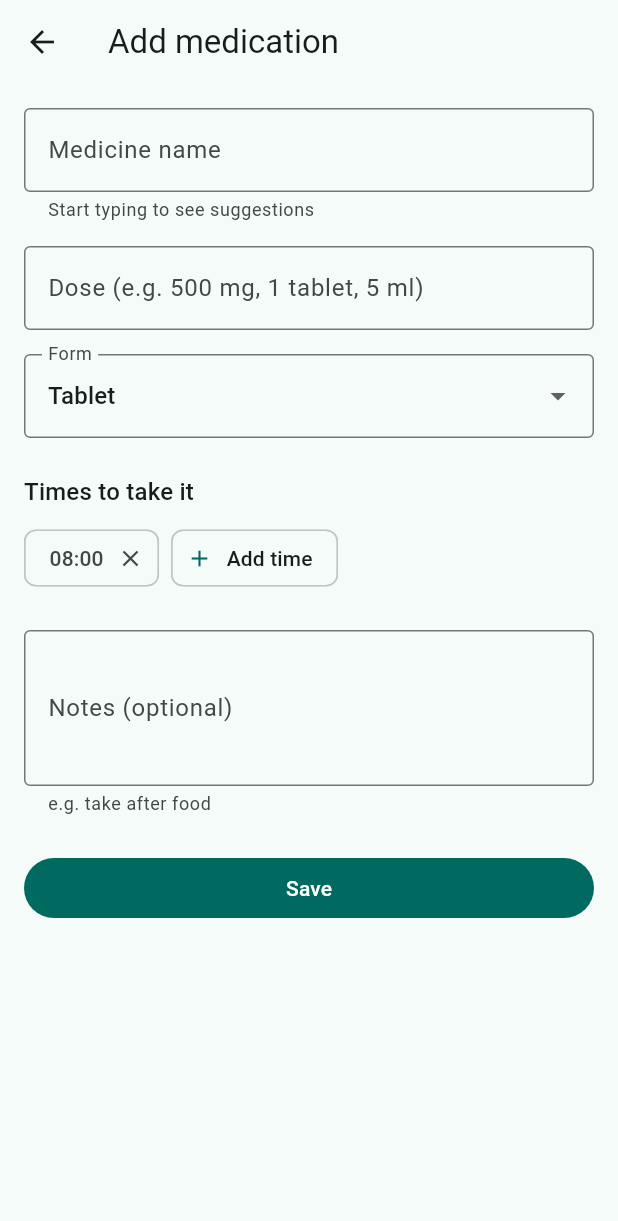
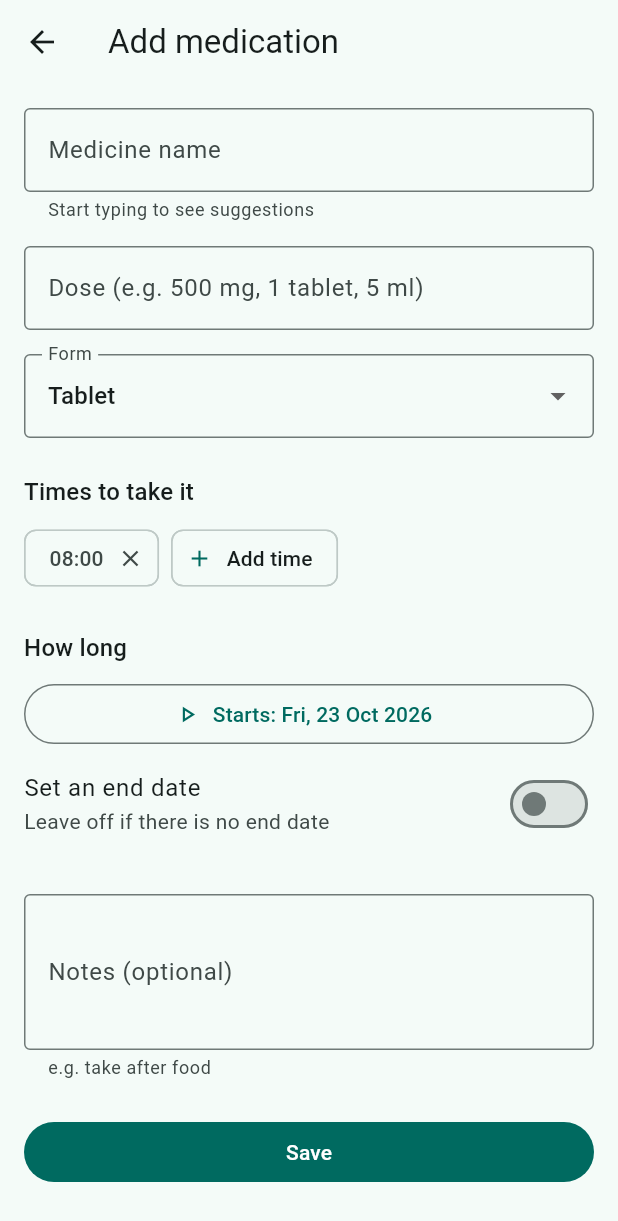
Before and after one commit to yoadin/MedTrack, a Flutter app: the screen it shows once a user with an empty profile is signed in, item 2 of the bottom bar chosen, after a tap on "Add medication", on a phone screen of 412 x 824 dp. Shown: the top 1221 px of the screen. Run offline on Flutter 3.47's test engine with Material 3 defaults, Android fonts, the phone set to English and light mode, and no system bars; our stand-ins replace cloud_firestore, firebase_auth, firebase_core, flutter_local_notifications, timezone; accounts and stored records are empty; project files that could hold a hidden picture were left out.

Commit message:
Enhance medication management with start and end date features, including date pickers and validation. Update notification scheduling for medications with end dates. Refactor home and today screens for better medication display and filtering.

```diff
--- a/lib/screens/add_medication_screen.dart
+++ b/lib/screens/add_medication_screen.dart
@@ -2,9 +2,10 @@ import 'dart:convert';
 
 import 'package:flutter/material.dart';
 import 'package:flutter/services.dart' show rootBundle;
-import 'package:medtrack/services/medication_service.dart';
 
-import '../models/medication.dart'; // add to the imports
+import '../models/medication.dart';
+import '../services/medication_service.dart';
+import '../utils/format.dart';
 
 class AddMedicationScreen extends StatefulWidget {
   final Medication? medication; // null = adding, not null = editing
@@ -36,13 +37,22 @@ class _AddMedicationScreenState extends State<AddMedicationScreen> {
   String _form = _forms.first;
   final List<String> _times = ['08:00'];
 
-  @override
+  late DateTime _start;
+  late DateTime _end;
+  bool _hasEnd = false;
+
   bool get _isEdit => widget.medication != null;
+
+  DateTime _dateOnly(DateTime d) => DateTime(d.year, d.month, d.day);
 
   @override
   void initState() {
     super.initState();
     _loadNames();
+
+    var start = _dateOnly(DateTime.now());
+    DateTime? end;
+
     final med = widget.medication;
     if (med != null) {
       _dose.text = med.dose;
@@ -53,7 +63,14 @@ class _AddMedicationScreenState extends State<AddMedicationScreen> {
           ..clear()
           ..addAll(med.times);
       }
+      start = med.startDate ??
+          (med.createdAt != null ? _dateOnly(med.createdAt!) : start);
+      end = med.endDate;
     }
+
+    _start = start;
+    _hasEnd = end != null;
+    _end = end ?? DateTime(start.year, start.month, start.day + 6);
   }
 
   Future<void> _loadNames() async {
@@ -87,18 +104,53 @@ class _AddMedicationScreenState extends State<AddMedicationScreen> {
     }
   }
 
+  Future<void> _pickStart() async {
+    final picked = await showDatePicker(
+      context: context,
+      initialDate: _start,
+      firstDate: DateTime(2020),
+      lastDate: DateTime.now().add(const Duration(days: 365 * 5)),
+    );
+    if (picked == null) return;
+    setState(() {
+      _start = _dateOnly(picked);
+      if (_end.isBefore(_start)) _end = _start;
+    });
+  }
+
+  Future<void> _pickEnd() async {
+    final picked = await showDatePicker(
+      context: context,
+      initialDate: _end.isBefore(_start) ? _start : _end,
+      firstDate: _start,
+      lastDate: DateTime.now().add(const Duration(days: 365 * 5)),
+    );
+    if (picked == null) return;
+    setState(() => _end = _dateOnly(picked));
+  }
+
   void _save() {
     if (!_formKey.currentState!.validate()) return;
     if (_times.isEmpty) {
-      ScaffoldMessenger.of(
-        context,
-      ).showSnackBar(const SnackBar(content: Text('Add at least one time.')));
+      ScaffoldMessenger.of(context).showSnackBar(
+        const SnackBar(content: Text('Add at least one time.')),
+      );
       return;
     }
+    if (_hasEnd && _end.isBefore(_start)) {
+      ScaffoldMessenger.of(context).showSnackBar(
+        const SnackBar(
+            content: Text('The end date cannot be before the start date.')),
+      );
+      return;
+    }
+
+    final name = _nameCtrl!.text.trim();
+    final times = List<String>.from(_times);
+    final endDate = _hasEnd ? _end : null;
+
     // Not awaited on purpose: Firestore saves to the phone right away and
     // syncs later, so this also works with a poor connection.
-    final name = _nameCtrl!.text.trim();
-    final times = List<String>.from(_times);
     final Future<void> write = _isEdit
         ? _service.update(
             widget.medication!.id,
@@ -107,6 +159,8 @@ class _AddMedicationScreenState extends State<AddMedicationScreen> {
             form: _form,
             times: times,
             notes: _notes.text.trim(),
+            startDate: _start,
+            endDate: endDate,
           )
         : _service.add(
             name: name,
@@ -114,9 +168,10 @@ class _AddMedicationScreenState extends State<AddMedicationScreen> {
             form: _form,
             times: times,
             notes: _notes.text.trim(),
+            startDate: _start,
+            endDate: endDate,
           );
     write.catchError((Object e) => debugPrint('Save failed: $e'));
-
     Navigator.pop(context);
   }
 
@@ -132,13 +187,14 @@ class _AddMedicationScreenState extends State<AddMedicationScreen> {
           padding: const EdgeInsets.all(16),
           children: [
             Autocomplete<String>(
-              initialValue: TextEditingValue(
-                text: widget.medication?.name ?? '',
-              ),
+              initialValue:
+                  TextEditingValue(text: widget.medication?.name ?? ''),
               optionsBuilder: (value) {
                 final q = value.text.trim().toLowerCase();
                 if (q.length < 2) return const Iterable<String>.empty();
-                return _names.where((n) => n.toLowerCase().contains(q)).take(8);
+                return _names
+                    .where((n) => n.toLowerCase().contains(q))
+                    .take(8);
               },
               fieldViewBuilder: (context, controller, focusNode, onSubmit) {
                 _nameCtrl = controller;
@@ -181,10 +237,8 @@ class _AddMedicationScreenState extends State<AddMedicationScreen> {
               onChanged: (v) => setState(() => _form = v ?? _form),
             ),
             const SizedBox(height: 24),
-            Text(
-              'Times to take it',
-              style: Theme.of(context).textTheme.titleMedium,
-            ),
+            Text('Times to take it',
+                style: Theme.of(context).textTheme.titleMedium),
             const SizedBox(height: 8),
             Wrap(
               spacing: 8,
@@ -202,6 +256,33 @@ class _AddMedicationScreenState extends State<AddMedicationScreen> {
                 ),
               ],
             ),
+            const SizedBox(height: 24),
+            Text('How long', style: Theme.of(context).textTheme.titleMedium),
+            const SizedBox(height: 8),
+            SizedBox(
+              width: double.infinity,
+              child: OutlinedButton.icon(
+                onPressed: _pickStart,
+                icon: const Icon(Icons.play_arrow_outlined),
+                label: Text('Starts: ${formatDate(_start)}'),
+              ),
+            ),
+            SwitchListTile(
+              contentPadding: EdgeInsets.zero,
+              title: const Text('Set an end date'),
+              subtitle: const Text('Leave off if there is no end date'),
+              value: _hasEnd,
+              onChanged: (v) => setState(() => _hasEnd = v),
+            ),
+            if (_hasEnd)
+              SizedBox(
+                width: double.infinity,
+                child: OutlinedButton.icon(
+                  onPressed: _pickEnd,
+                  icon: const Icon(Icons.event),
+                  label: Text('Ends: ${formatDate(_end)} (last day)'),
+                ),
+              ),
             const SizedBox(height: 24),
             TextFormField(
               controller: _notes,
--- a/lib/screens/home_screen.dart
+++ b/lib/screens/home_screen.dart
@@ -6,6 +6,7 @@ import 'package:flutter/material.dart';
 import '../models/medication.dart';
 import '../services/medication_service.dart';
 import '../services/notification_service.dart';
+import '../utils/format.dart';
 import 'add_medication_screen.dart';
 
 class HomeScreen extends StatefulWidget {
@@ -68,6 +69,60 @@ class _HomeScreenState extends State<HomeScreen> {
     }
   }
 
+  String? _rangeText(Medication med) {
+    if (med.hasEnded) return 'Ended ${formatDate(med.endDate!)}';
+    if (med.startsLater) return 'Starts ${formatDate(med.startDate!)}';
+    if (med.endDate != null) return 'Until ${formatDate(med.endDate!)}';
+    return null;
+  }
+
+  Widget _medCard(Medication med, {bool finished = false}) {
+    final scheme = Theme.of(context).colorScheme;
+    final details =
+        [med.dose, med.form].where((s) => s.isNotEmpty).join(' · ');
+    final range = _rangeText(med);
+
+    return Card(
+      child: ListTile(
+        onTap: () => Navigator.push(
+          context,
+          MaterialPageRoute(
+            builder: (_) => AddMedicationScreen(medication: med),
+          ),
+        ),
+        leading: Icon(
+          Icons.medication_outlined,
+          color: finished ? scheme.onSurfaceVariant : null,
+        ),
+        title: Text(med.name),
+        subtitle: Column(
+          crossAxisAlignment: CrossAxisAlignment.start,
+          children: [
+            if (details.isNotEmpty) Text(details),
+            if (range != null) Text(range),
+            const SizedBox(height: 6),
+            Wrap(
+              spacing: 6,
+              runSpacing: 4,
+              children: [
+                for (final t in med.times)
+                  Chip(
+                    label: Text(t),
+                    visualDensity: VisualDensity.compact,
+                  ),
+              ],
+            ),
+          ],
+        ),
+        trailing: IconButton(
+          tooltip: 'Delete',
+          icon: const Icon(Icons.delete_outline),
+          onPressed: () => _confirmDelete(med),
+        ),
+      ),
+    );
+  }
+
   @override
   Widget build(BuildContext context) {
     return Scaffold(
@@ -115,50 +170,23 @@ class _HomeScreenState extends State<HomeScreen> {
               ),
             );
           }
-          return ListView.builder(
+
+          final active = meds.where((m) => !m.hasEnded).toList();
+          final finished = meds.where((m) => m.hasEnded).toList();
+
+          return ListView(
             padding: const EdgeInsets.fromLTRB(12, 12, 12, 88),
-            itemCount: meds.length,
-            itemBuilder: (context, i) {
-              final med = meds[i];
-              final details = [med.dose, med.form]
-                  .where((s) => s.isNotEmpty)
-                  .join(' · ');
-              return Card(
-                child: ListTile(
-                  onTap: () => Navigator.push(
-                    context,
-                    MaterialPageRoute(
-                      builder: (_) => AddMedicationScreen(medication: med),
-                    ),
-                  ),
-                  leading: const Icon(Icons.medication_outlined),
-                  title: Text(med.name),
-                  subtitle: Column(
-                    crossAxisAlignment: CrossAxisAlignment.start,
-                    children: [
-                      if (details.isNotEmpty) Text(details),
-                      const SizedBox(height: 6),
-                      Wrap(
-                        spacing: 6,
-                        runSpacing: 4,
-                        children: [
-                          for (final t in med.times)
-                            Chip(
-                              label: Text(t),
-                              visualDensity: VisualDensity.compact,
-                            ),
-                        ],
-                      ),
-                    ],
-                  ),
-                  trailing: IconButton(
-                    tooltip: 'Delete',
-                    icon: const Icon(Icons.delete_outline),
-                    onPressed: () => _confirmDelete(med),
-                  ),
+            children: [
+              for (final med in active) _medCard(med),
+              if (finished.isNotEmpty) ...[
+                Padding(
+                  padding: const EdgeInsets.fromLTRB(4, 16, 4, 8),
+                  child: Text('Finished',
+                      style: Theme.of(context).textTheme.titleSmall),
                 ),
-              );
-            },
+                for (final med in finished) _medCard(med, finished: true),
+              ],
+            ],
           );
         },
       ),
--- a/lib/screens/today_screen.dart
+++ b/lib/screens/today_screen.dart
@@ -56,7 +56,8 @@ class _TodayScreenState extends State<TodayScreen> {
     final nowKey = _hhmm(_now);
     final doses = <Dose>[];
 
-    for (final med in meds) {
+        for (final med in meds) {
+      if (!med.isActiveOn(_now)) continue; // ← NEW: skip medications outside their dates
       for (final time in med.times) {
         final key = DoseLogService.logId(med.id, _date, time);
         final logged = logs[key];
--- a/lib/services/notification_service.dart
+++ b/lib/services/notification_service.dart
@@ -17,6 +17,10 @@ class NotificationService {
   static const _dayBeforeHour = 18;
   static const _dayBeforeMinute = 0;
   static const _appointmentIdBase = 100000;
+
+  // Medications with an end date (or a later start) get one reminder per day.
+  static const _maxDaysAhead = 60;
+  static const _maxMedicationReminders = 400;
 
   List<Medication> _meds = const [];
   List<Appointment> _appointments = const [];
@@ -84,6 +88,23 @@ class NotificationService {
     return t;
   }
 
+  /// One reminder moment per day per dose time, only on days when the
+  /// medication is active, for the next [_maxDaysAhead] days.
+  List<tz.TZDateTime> _datedReminders(Medication med, tz.TZDateTime now) {
+    final result = <tz.TZDateTime>[];
+    for (var i = 0; i < _maxDaysAhead; i++) {
+      final day = DateTime(now.year, now.month, now.day + i);
+      if (!med.isActiveOn(day)) continue;
+      for (final time in med.times) {
+        final p = time.split(':');
+        final when = tz.TZDateTime(tz.local, day.year, day.month, day.day,
+            int.parse(p[0]), int.parse(p[1]));
+        if (when.isAfter(now)) result.add(when);
+      }
+    }
+    return result;
+  }
+
   Future<void> _schedule({
     required int id,
     required String title,
@@ -107,29 +128,42 @@ class NotificationService {
     if (kIsWeb) return;
     try {
       await _plugin.cancelAll();
+      final now = tz.TZDateTime.now(tz.local);
 
-      // Medications: one daily reminder per dose time.
+      // Medications
       var id = 0;
       for (final med in _meds) {
+        if (med.hasEnded) continue;
+
         final body = [
           if (med.dose.isNotEmpty) 'Dose: ${med.dose}',
           if (med.form.isNotEmpty) med.form,
         ].join(' · ');
         final text = body.isEmpty ? 'Tap to open MedTrack' : body;
+        final title = 'Time to take ${med.name}';
 
+        if (med.endDate == null && !med.startsLater) {
+          // Ongoing: one repeating daily reminder per dose time.
           for (final time in med.times) {
+            if (id >= _maxMedicationReminders) break;
             await _schedule(
               id: id++,
-            title: 'Time to take ${med.name}',
+              title: title,
               body: text,
               when: _nextInstance(time),
               daily: true,
             );
           }
+        } else {
+          // Has an end date (or starts later): one reminder per day.
+          for (final when in _datedReminders(med, now)) {
+            if (id >= _maxMedicationReminders) break;
+            await _schedule(id: id++, title: title, body: text, when: when);
+          }
+        }
       }
 
       // Appointments: the evening before, and one hour before.
-      final now = tz.TZDateTime.now(tz.local);
       var apptId = _appointmentIdBase;
       for (final a in _appointments) {
         final when = tz.TZDateTime.from(a.dateTime, tz.local);
--- a/lib/utils/format.dart
+++ b/lib/utils/format.dart
@@ -11,3 +11,9 @@ String formatDate(DateTime d) =>
 /// "14:30"
 String formatTime(DateTime d) =>
     '${d.hour.toString().padLeft(2, '0')}:${d.minute.toString().padLeft(2, '0')}';
+
+/// "2026-10-23", used to store dates in Firestore.
+String dayKey(DateTime d) =>
+    '${d.year.toString().padLeft(4, '0')}-'
+    '${d.month.toString().padLeft(2, '0')}-'
+    '${d.day.toString().padLeft(2, '0')}';
```
Also changed, not shown: lib/screens/doctor_report_screen.dart (+73 -29 lines), lib/services/medication_service.dart (+15 -6 lines). Lines whose indentation alone changed are shown as unchanged.
